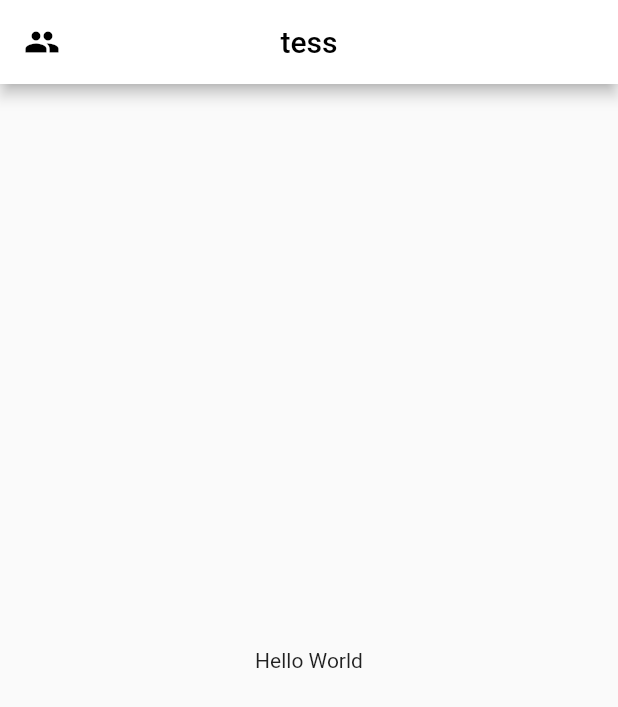
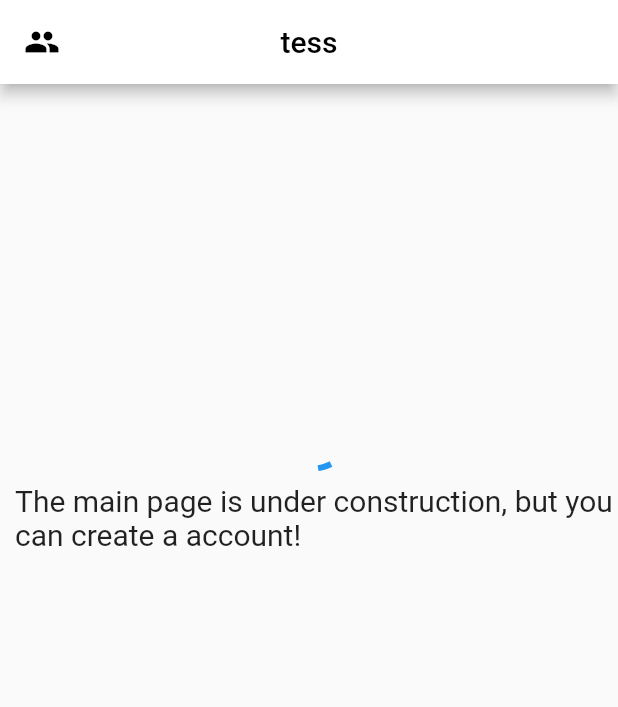
Before and after one commit to nuageeeeee/hotabank, a Flutter app: the screen it shows after launch, on a phone screen of 412 x 824 dp. Shown: the top 707 px of the screen. Run offline on Flutter 3.47's test engine with Material 2 defaults, Android fonts, the phone set to English and light mode, and no system bars.

Commit message:
just information about main page

```diff
--- a/lib/main.dart
+++ b/lib/main.dart
@@ -40,9 +40,28 @@ class MyApp extends StatelessWidget {
             },
           ),
         ),
-        body: const Center(
-          child: Text('Hello World'),
-        ),
+        body: Column(children: const [
+          Padding(
+            padding: EdgeInsets.only(
+              left: 10,
+              top: 220,
+              right: 0,
+              bottom: 0,
+            ),
+            child: CircularProgressIndicator(),
+          ),
+          Padding(
+            padding: EdgeInsets.only(
+              left: 10,
+              top: 10,
+              right: 0,
+              bottom: 0,
+            ),
+            child: Text(
+                'The main page is under construction, but you can create a account!',
+                style: TextStyle(fontSize: 20)),
+          )
+        ]),
       ),
     );
   }
```
